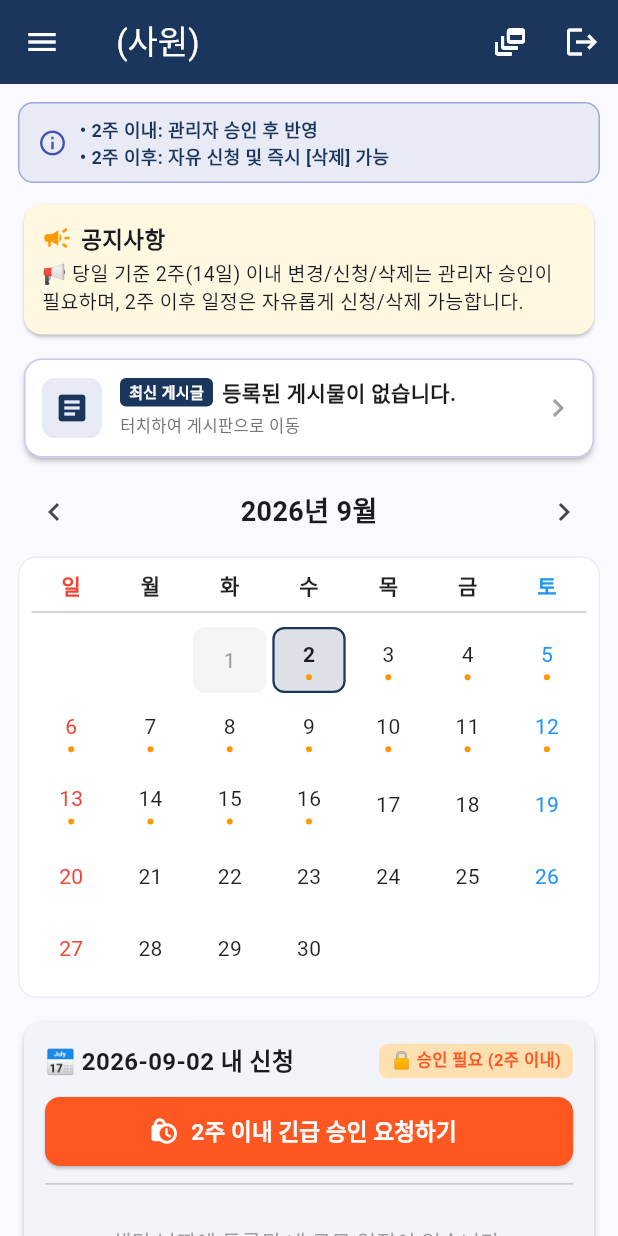
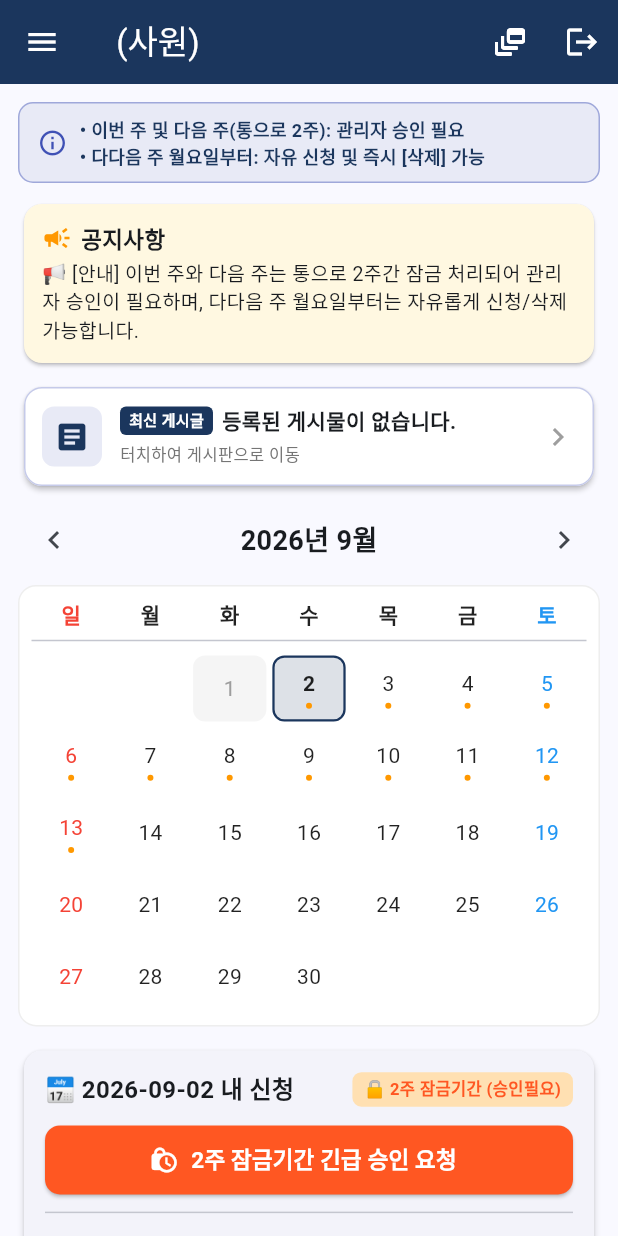
Before and after one commit to kimsoowan001-ai/work-schedule-app, a Flutter app: the MainScheduleScreen screen opened directly with empty values, on a phone screen of 412 x 824 dp. Run offline on Flutter 3.47's test engine with Material 3 defaults, Android fonts, the light colour scheme and no system bars; missing offline and left inert: dart:html; network calls fail.

Commit message:
통으로 2주(이번주+다음주) 잠금 정책 반영

```diff
--- a/lib/main.dart
+++ b/lib/main.dart
@@ -99,7 +99,7 @@ class _LoginScreenState extends State<LoginScreen> {
   @override
   void initState() {
     super.initState();
-    _adminCodeController.clear(); // 비밀코드 초기화
+    _adminCodeController.clear();
     try {
       final savedEmpId = html.window.localStorage['last_emp_id'] ?? '';
       final savedName = html.window.localStorage['last_name'] ?? '';
@@ -140,7 +140,7 @@ class _LoginScreenState extends State<LoginScreen> {
     } catch (_) {}
 
     final bool adminStatus = _isAdminMode;
-    _adminCodeController.clear(); // 로그인 직후 비밀번호 입력란 완전히 삭제
+    _adminCodeController.clear();
 
     Navigator.of(context).pushReplacement(
       MaterialPageRoute(
@@ -273,10 +273,9 @@ class MainScheduleScreen extends StatefulWidget {
 }
 
 class _MainScheduleScreenState extends State<MainScheduleScreen> {
-  String _notice = "📢 당일 기준 2주(14일) 이내 변경/신청/삭제는 관리자 승인이 필요하며, 2주 이후 일정은 자유롭게 신청/삭제 가능합니다.";
+  String _notice = "📢 [안내] 이번 주와 다음 주는 통으로 2주간 잠금 처리되어 관리자 승인이 필요하며, 다다음 주 월요일부터는 자유롭게 신청/삭제 가능합니다.";
   bool _notificationGranted = false;
 
-  // 게시물 목록 리스트 [{ id, title, content, author, time, images: [base64, ...] }]
   List<Map<String, dynamic>> _posts = [];
 
   DateTime _currentMonth = DateTime.now();
@@ -298,7 +297,6 @@ class _MainScheduleScreenState extends State<MainScheduleScreen> {
       final savedNotice = html.window.localStorage['ktng_notice'];
       if (savedNotice != null && savedNotice.isNotEmpty) _notice = savedNotice;
 
-      // 게시물 데이터 로드
       final savedPosts = html.window.localStorage['ktng_bulletin_posts'];
       if (savedPosts != null && savedPosts.isNotEmpty) {
         final decodedPosts = jsonDecode(savedPosts) as List;
@@ -388,12 +386,21 @@ class _MainScheduleScreenState extends State<MainScheduleScreen> {
     return target.isBefore(today);
   }
 
-  bool _isWithinTwoWeeks(DateTime date) {
+  /// [통으로 2주 잠금 로직]
+  /// 이번 주의 월요일부터 시작하여 다음 주의 일요일까지 (총 14일간) 통으로 승인 필요 기간으로 잠금 처리
+  bool _isWithinTwoWeeks(DateTime targetDate) {
     final now = DateTime.now();
     final today = DateTime(now.year, now.month, now.day);
-    final target = DateTime(date.year, date.month, date.day);
-    final diff = target.difference(today).inDays;
-    return diff >= 0 && diff <= 14;
+    final target = DateTime(targetDate.year, targetDate.month, targetDate.day);
+
+    // 이번 주의 월요일 구하기 (Dart weekday: 월=1 ~ 일=7)
+    final thisWeekMonday = today.subtract(Duration(days: today.weekday - 1));
+
+    // 다음 주의 일요일 자정 구하기 (월요일 + 13일)
+    final nextWeekSunday = thisWeekMonday.add(const Duration(days: 13));
+
+    // 오늘 이후이면서, 다음 주 일요일 이전 또는 당일까지는 '통으로 2주' 잠금
+    return !target.isBefore(today) && !target.isAfter(nextWeekSunday);
   }
 
   void _sendWebNotification(String title, String body) {
@@ -488,7 +495,7 @@ class _MainScheduleScreenState extends State<MainScheduleScreen> {
     return options;
   }
 
-  void _handleDeleteItem(String dateKey, Map<String, String> item, bool isWithin2Weeks) {
+  void _handleDeleteItem(String dateKey, Map<String, String> item, bool isLockedTwoWeeks) {
     if (widget.isAdmin) {
       setState(() {
         _globalScheduleMap[dateKey]?.remove(item);
@@ -498,23 +505,23 @@ class _MainScheduleScreenState extends State<MainScheduleScreen> {
       return;
     }
 
-    if (!isWithin2Weeks) {
+    if (!isLockedTwoWeeks) {
       setState(() {
         _globalScheduleMap[dateKey]?.remove(item);
       });
       saveAllData();
-      ScaffoldMessenger.of(context).showSnackBar(const SnackBar(content: Text('2주 이후 일정이 즉시 삭제되었습니다.')));
+      ScaffoldMessenger.of(context).showSnackBar(const SnackBar(content: Text('잠금기간 이후 일정이 즉시 삭제되었습니다.')));
     } else {
       final deleteReasonController = TextEditingController();
       showDialog(
         context: context,
         builder: (ctx) => AlertDialog(
-          title: const Text('🔒 2주 이내 일정 삭제 승인 요청'),
+          title: const Text('🔒 2주 잠금기간 일정 삭제 승인 요청'),
           content: Column(
             mainAxisSize: MainAxisSize.min,
             crossAxisAlignment: CrossAxisAlignment.start,
             children: [
-              const Text('당일 기준 2주 이내 일정의 취소/삭제는 관리자 승인이 필요합니다.', style: TextStyle(fontSize: 13, color: Colors.deepOrange)),
+              const Text('이번 주 및 다음 주(통으로 2주) 일정의 취소/삭제는 관리자 승인이 필요합니다.', style: TextStyle(fontSize: 13, color: Colors.deepOrange)),
               const SizedBox(height: 12),
               Text('삭제 대상: ${item['content']}', style: const TextStyle(fontWeight: FontWeight.bold, fontSize: 14)),
               const SizedBox(height: 14),
@@ -659,8 +666,8 @@ class _MainScheduleScreenState extends State<MainScheduleScreen> {
 
     final isWeekend = _selectedDate!.weekday == DateTime.saturday || _selectedDate!.weekday == DateTime.sunday;
     final dateKey = _formatDateKey(_selectedDate!);
-    final bool isWithin2Weeks = _isWithinTwoWeeks(_selectedDate!);
-    final bool requiresApproval = !widget.isAdmin && isWithin2Weeks;
+    final bool isLockedTwoWeeks = _isWithinTwoWeeks(_selectedDate!);
+    final bool requiresApproval = !widget.isAdmin && isLockedTwoWeeks;
 
     final approvalReasonController = TextEditingController();
 
@@ -688,7 +695,7 @@ class _MainScheduleScreenState extends State<MainScheduleScreen> {
                           SizedBox(width: 8),
                           Expanded(
                             child: Text(
-                              '🔒 당일 기준 2주 이내 날짜입니다.\n관리자의 승인이 완료된 후 최종 등록됩니다.',
+                              '🔒 이번 주 및 다음 주(통으로 2주) 기간입니다.\n관리자의 승인이 완료된 후 최종 등록됩니다.',
                               style: TextStyle(fontSize: 12, color: Colors.deepOrange, fontWeight: FontWeight.bold),
                             ),
                           ),
@@ -706,7 +713,7 @@ class _MainScheduleScreenState extends State<MainScheduleScreen> {
                           SizedBox(width: 8),
                           Expanded(
                             child: Text(
-                              '🔓 2주 이후 날짜는 승인 없이 즉시 등록 및 삭제가 가능합니다.',
+                              '🔓 다다음 주 이후 날짜는 승인 없이 즉시 등록 및 삭제가 가능합니다.',
                               style: TextStyle(fontSize: 12, color: Colors.green, fontWeight: FontWeight.bold),
                             ),
                           ),
@@ -734,7 +741,7 @@ class _MainScheduleScreenState extends State<MainScheduleScreen> {
                     TextField(
                       controller: approvalReasonController,
                       decoration: const InputDecoration(
-                        labelText: '2주 이내 긴급 사유 (필수)',
+                        labelText: '2주 잠금기간 신청 사유 (필수)',
                         hintText: '사유를 구체적으로 입력하세요',
                         border: OutlineInputBorder(),
                         prefixIcon: Icon(Icons.rate_review, color: Colors.deepOrange),
@@ -751,7 +758,7 @@ class _MainScheduleScreenState extends State<MainScheduleScreen> {
                 onPressed: () {
                   if (requiresApproval && approvalReasonController.text.trim().isEmpty) {
                     ScaffoldMessenger.of(context).showSnackBar(
-                      const SnackBar(content: Text('2주 이내 긴급 사유를 입력해주세요.')),
+                      const SnackBar(content: Text('긴급 신청 사유를 입력해주세요.')),
                     );
                     return;
                   }
@@ -778,7 +785,7 @@ class _MainScheduleScreenState extends State<MainScheduleScreen> {
                     });
                     saveAllData();
 
-                    _sendWebNotification("⚡ [승인 요청] 2주 이내 주말 근무", "${widget.userName}님이 $dateKey 주말 설정을 승인 요청했습니다.");
+                    _sendWebNotification("⚡ [승인 요청] 2주 잠금기간 주말 근무", "${widget.userName}님이 $dateKey 주말 설정을 승인 요청했습니다.");
 
                     Navigator.pop(ctx);
                     ScaffoldMessenger.of(context).showSnackBar(
@@ -835,7 +842,7 @@ class _MainScheduleScreenState extends State<MainScheduleScreen> {
                           SizedBox(width: 8),
                           Expanded(
                             child: Text(
-                              '🔒 당일 기준 2주 이내 날짜입니다.\n관리자의 승인이 완료된 후 최종 등록됩니다.',
+                              '🔒 이번 주 및 다음 주(통으로 2주) 기간입니다.\n관리자의 승인이 완료된 후 최종 등록됩니다.',
                               style: TextStyle(fontSize: 12, color: Colors.deepOrange, fontWeight: FontWeight.bold),
                             ),
                           ),
@@ -853,7 +860,7 @@ class _MainScheduleScreenState extends State<MainScheduleScreen> {
                           SizedBox(width: 8),
                           Expanded(
                             child: Text(
-                              '🔓 2주 이후 날짜는 승인 없이 즉시 등록 및 삭제가 가능합니다.',
+                              '🔓 다다음 주 이후 날짜는 승인 없이 즉시 등록 및 삭제가 가능합니다.',
                               style: TextStyle(fontSize: 12, color: Colors.green, fontWeight: FontWeight.bold),
                             ),
                           ),
@@ -912,7 +919,7 @@ class _MainScheduleScreenState extends State<MainScheduleScreen> {
                     TextField(
                       controller: approvalReasonController,
                       decoration: const InputDecoration(
-                        labelText: '2주 이내 긴급 신청 사유 (필수)',
+                        labelText: '2주 잠금기간 신청 사유 (필수)',
                         hintText: '사유를 작성해주세요',
                         border: OutlineInputBorder(),
                         prefixIcon: Icon(Icons.rate_review, color: Colors.deepOrange),
@@ -932,7 +939,7 @@ class _MainScheduleScreenState extends State<MainScheduleScreen> {
                     return;
                   }
                   if (requiresApproval && approvalReasonController.text.trim().isEmpty) {
-                    ScaffoldMessenger.of(context).showSnackBar(const SnackBar(content: Text('2주 이내 긴급 사유를 입력해주세요.')));
+                    ScaffoldMessenger.of(context).showSnackBar(const SnackBar(content: Text('신청 사유를 입력해주세요.')));
                     return;
                   }
 
@@ -968,7 +975,7 @@ class _MainScheduleScreenState extends State<MainScheduleScreen> {
                     });
                     saveAllData();
 
-                    _sendWebNotification("⚡ [승인 요청] 2주 이내 휴가/근무", "${widget.userName}님이 $dateKey '$details' 건에 대한 승인을 요청했습니다.");
+                    _sendWebNotification("⚡ [승인 요청] 2주 잠금기간 휴가/근무", "${widget.userName}님이 $dateKey '$details' 건에 대한 승인을 요청했습니다.");
 
                     Navigator.pop(ctx);
                     ScaffoldMessenger.of(context).showSnackBar(
@@ -1040,7 +1047,7 @@ class _MainScheduleScreenState extends State<MainScheduleScreen> {
     required IconData icon,
     required List<Map<String, String>> items,
     required String selectedKey,
-    required bool isWithin2Weeks,
+    required bool isLockedTwoWeeks,
   }) {
     if (items.isEmpty) return const SizedBox.shrink();
 
@@ -1122,8 +1129,8 @@ class _MainScheduleScreenState extends State<MainScheduleScreen> {
                 ),
                 trailing: IconButton(
                   icon: const Icon(Icons.delete_outline, color: Colors.redAccent, size: 20),
-                  tooltip: widget.isAdmin ? '관리자 삭제' : (isWithin2Weeks ? '삭제 승인 요청' : '즉시 삭제'),
-                  onPressed: () => _handleDeleteItem(selectedKey, item, isWithin2Weeks),
+                  tooltip: widget.isAdmin ? '관리자 삭제' : (isLockedTwoWeeks ? '삭제 승인 요청' : '즉시 삭제'),
+                  onPressed: () => _handleDeleteItem(selectedKey, item, isLockedTwoWeeks),
                 ),
               );
             },
@@ -1147,7 +1154,7 @@ class _MainScheduleScreenState extends State<MainScheduleScreen> {
         .toList();
 
     final bool isPast = _selectedDate != null ? _isPastDate(_selectedDate!) : false;
-    final bool isWithin2Weeks = _selectedDate != null && _isWithinTwoWeeks(_selectedDate!);
+    final bool isLockedTwoWeeks = _selectedDate != null && _isWithinTwoWeeks(_selectedDate!);
 
     final annualLeaveList = displayList.where((i) => i['type'] == '연차').toList();
     final healthTrainList = displayList.where((i) => i['type'] == '체력단련').toList();
@@ -1161,7 +1168,6 @@ class _MainScheduleScreenState extends State<MainScheduleScreen> {
         i['type'] != '건강검진' &&
         i['type'] != '주말설정').toList();
 
-    // 최신 게시물 1개 가져오기
     final latestPost = _posts.isNotEmpty ? _posts.first : null;
 
     return Scaffold(
@@ -1320,7 +1326,7 @@ class _MainScheduleScreenState extends State<MainScheduleScreen> {
                   SizedBox(width: 8),
                   Expanded(
                     child: Text(
-                      '• 2주 이내: 관리자 승인 후 반영\n• 2주 이후: 자유 신청 및 즉시 [삭제] 가능',
+                      '• 이번 주 및 다음 주(통으로 2주): 관리자 승인 필요\n• 다다음 주 월요일부터: 자유 신청 및 즉시 [삭제] 가능',
                       style: TextStyle(fontSize: 12, fontWeight: FontWeight.bold, color: Color(0xFF1B365D)),
                     ),
                   ),
@@ -1328,7 +1334,6 @@ class _MainScheduleScreenState extends State<MainScheduleScreen> {
               ),
             ),
 
-            // 1. 공지사항 카드
             Card(
               color: Colors.amber.shade50,
               elevation: 1,
@@ -1367,7 +1372,6 @@ class _MainScheduleScreenState extends State<MainScheduleScreen> {
 
             const SizedBox(height: 8),
 
-            // 2. 공지사항 바로 밑: 최신 게시물 카드 (신설)
             Card(
               color: Colors.white,
               elevation: 1.5,
@@ -1475,17 +1479,17 @@ class _MainScheduleScreenState extends State<MainScheduleScreen> {
                             decoration: BoxDecoration(color: Colors.grey.shade200, borderRadius: BorderRadius.circular(6)),
                             child: const Text('지난 날짜', style: TextStyle(fontSize: 11, color: Colors.black54)),
                           )
-                        else if (isWithin2Weeks && !widget.isAdmin)
+                        else if (isLockedTwoWeeks && !widget.isAdmin)
                           Container(
                             padding: const EdgeInsets.symmetric(horizontal: 8, vertical: 3),
                             decoration: BoxDecoration(color: Colors.orange.shade100, borderRadius: BorderRadius.circular(6)),
-                            child: const Text('🔒 승인 필요 (2주 이내)', style: TextStyle(fontSize: 11, color: Colors.deepOrange, fontWeight: FontWeight.bold)),
+                            child: const Text('🔒 2주 잠금기간 (승인필요)', style: TextStyle(fontSize: 11, color: Colors.deepOrange, fontWeight: FontWeight.bold)),
                           )
-                        else if (!isWithin2Weeks && !widget.isAdmin)
+                        else if (!isLockedTwoWeeks && !widget.isAdmin)
                           Container(
                             padding: const EdgeInsets.symmetric(horizontal: 8, vertical: 3),
                             decoration: BoxDecoration(color: Colors.green.shade100, borderRadius: BorderRadius.circular(6)),
-                            child: Text('🔓 자유 신청 (2주 이후)', style: TextStyle(fontSize: 11, color: Colors.green.shade800, fontWeight: FontWeight.bold)),
+                            child: Text('🔓 자유 신청/삭제 가능', style: TextStyle(fontSize: 11, color: Colors.green.shade800, fontWeight: FontWeight.bold)),
                           ),
                       ],
                     ),
@@ -1495,15 +1499,15 @@ class _MainScheduleScreenState extends State<MainScheduleScreen> {
                       height: 46,
                       child: ElevatedButton.icon(
                         onPressed: isPast ? _showPastWorkRecordDialog : _showAddWorkDialog,
-                        icon: Icon(isPast ? Icons.edit_calendar : (isWithin2Weeks && !widget.isAdmin ? Icons.lock_clock : Icons.add_task), size: 20),
+                        icon: Icon(isPast ? Icons.edit_calendar : (isLockedTwoWeeks && !widget.isAdmin ? Icons.lock_clock : Icons.add_task), size: 20),
                         label: Text(
-                          isPast ? '지난 근무 기록' : (isWithin2Weeks && !widget.isAdmin ? '2주 이내 긴급 승인 요청하기' : '근무 / 휴가 신청하기'),
+                          isPast ? '지난 근무 기록' : (isLockedTwoWeeks && !widget.isAdmin ? '2주 잠금기간 긴급 승인 요청' : '근무 / 휴가 신청하기'),
                           style: const TextStyle(fontSize: 15, fontWeight: FontWeight.bold),
                         ),
                         style: ElevatedButton.styleFrom(
                           backgroundColor: isPast
                               ? Colors.blueGrey
-                              : (isWithin2Weeks && !widget.isAdmin ? Colors.deepOrange : (widget.isAdmin ? Colors.indigo : const Color(0xFF1B365D))),
+                              : (isLockedTwoWeeks && !widget.isAdmin ? Colors.deepOrange : (widget.isAdmin ? Colors.indigo : const Color(0xFF1B365D))),
                           foregroundColor: Colors.white,
                           shape: RoundedRectangleBorder(borderRadius: BorderRadius.circular(10)),
                         ),
@@ -1553,7 +1557,7 @@ class _MainScheduleScreenState extends State<MainScheduleScreen> {
                         icon: Icons.beach_access,
                         items: annualLeaveList,
                         selectedKey: selectedKey,
-                        isWithin2Weeks: isWithin2Weeks,
+                        isLockedTwoWeeks: isLockedTwoWeeks,
                       ),
                       _buildGroupSection(
                         title: '❤️ 가족사랑의 날',
@@ -1561,7 +1565,7 @@ class _MainScheduleScreenState extends State<MainScheduleScreen> {
                         icon: Icons.family_restroom,
                         items: familyLoveList,
                         selectedKey: selectedKey,
-                        isWithin2Weeks: isWithin2Weeks,
+                        isLockedTwoWeeks: isLockedTwoWeeks,
                       ),
                       _buildGroupSection(
                         title: '💪 체력단련 휴가',
@@ -1569,7 +1573,7 @@ class _MainScheduleScreenState extends State<MainScheduleScreen> {
                         icon: Icons.fitness_center,
                         items: healthTrainList,
                         selectedKey: selectedKey,
-                        isWithin2Weeks: isWithin2Weeks,
+                        isLockedTwoWeeks: isLockedTwoWeeks,
                       ),
                       _buildGroupSection(
                         title: '🩺 건강검진',
@@ -1577,7 +1581,7 @@ class _MainScheduleScreenState extends State<MainScheduleScreen> {
                         icon: Icons.medical_services,
                         items: checkupList,
                         selectedKey: selectedKey,
-                        isWithin2Weeks: isWithin2Weeks,
+                        isLockedTwoWeeks: isLockedTwoWeeks,
                       ),
                       _buildGroupSection(
                         title: '🗓️ 주말 근무/휴무 설정',
@@ -1585,7 +1589,7 @@ class _MainScheduleScreenState extends State<MainScheduleScreen> {
                         icon: Icons.weekend,
                         items: weekendList,
                         selectedKey: selectedKey,
-                        isWithin2Weeks: isWithin2Weeks,
+                        isLockedTwoWeeks: isLockedTwoWeeks,
                       ),
                       _buildGroupSection(
                         title: '📝 기타 사유 및 근무 기록',
@@ -1593,7 +1597,7 @@ class _MainScheduleScreenState extends State<MainScheduleScreen> {
                         icon: Icons.history_edu,
                         items: othersAndActualList,
                         selectedKey: selectedKey,
-                        isWithin2Weeks: isWithin2Weeks,
+                        isLockedTwoWeeks: isLockedTwoWeeks,
                       ),
                     ] else
                       ListView.builder(
@@ -1627,8 +1631,8 @@ class _MainScheduleScreenState extends State<MainScheduleScreen> {
                               subtitle: Text('구분: ${item['type']}', style: TextStyle(fontSize: 12, color: Colors.grey.shade700)),
                               trailing: IconButton(
                                 icon: const Icon(Icons.delete_outline, color: Colors.redAccent),
-                                tooltip: widget.isAdmin ? '관리자 삭제' : (isWithin2Weeks ? '삭제 승인 요청' : '즉시 삭제'),
-                                onPressed: () => _handleDeleteItem(selectedKey, item, isWithin2Weeks),
+                                tooltip: widget.isAdmin ? '관리자 삭제' : (isLockedTwoWeeks ? '삭제 승인 요청' : '즉시 삭제'),
+                                onPressed: () => _handleDeleteItem(selectedKey, item, isLockedTwoWeeks),
                               ),
                             ),
                           );
@@ -1709,7 +1713,7 @@ class _MainScheduleScreenState extends State<MainScheduleScreen> {
               final hasData = filteredList.isNotEmpty;
               final hasPending = pendingList.isNotEmpty;
               final isPast = _isPastDate(cellDate);
-              final isWithin2Weeks = _isWithinTwoWeeks(cellDate);
+              final isLockedTwoWeeks = _isWithinTwoWeeks(cellDate);
 
               return InkWell(
                 onTap: () => setState(() => _selectedDate = cellDate),
@@ -1763,7 +1767,7 @@ class _MainScheduleScreenState extends State<MainScheduleScreen> {
                             style: const TextStyle(fontSize: 9, color: Colors.white, fontWeight: FontWeight.bold),
                           ),
                         )
-                      else if (isWithin2Weeks && !isPast)
+                      else if (isLockedTwoWeeks && !isPast)
                         Container(
                           margin: const EdgeInsets.only(top: 3),
                           width: 4,
@@ -1785,7 +1789,7 @@ class _MainScheduleScreenState extends State<MainScheduleScreen> {
   }
 }
 
-// 4. [관리자 전용] 월별 휴가자 타임라인 리스트 화면 (신설)
+// 4. [관리자 전용] 월별 휴가자 타임라인 리스트 화면
 class MonthlyVacationListScreen extends StatefulWidget {
   final Map<String, List<Map<String, String>>> scheduleMap;
 
@@ -1812,13 +1816,11 @@ class _MonthlyVacationListScreenState extends State<MonthlyVacationListScreen> {
     final daysInMonth = DateTime(_selectedYear, _selectedMonth + 1, 0).day;
     int totalVacationCount = 0;
 
-    // 해당 월의 1일부터 말일까지 날짜별 휴가자 모음
     List<Map<String, dynamic>> monthlyTimeline = [];
     for (int day = 1; day <= daysInMonth; day++) {
       final dateKey = "$_selectedYear-${_selectedMonth.toString().padLeft(2, '0')}-${day.toString().padLeft(2, '0')}";
       final rawList = widget.scheduleMap[dateKey] ?? [];
 
-      // 휴가 관련 항목만 필터링 (연차, 가족사랑, 체력단련, 건강검진, 기타)
       final vacationItems = rawList.where((item) {
         final type = item['type'] ?? '';
         return type != '(실제기록)';
@@ -1846,7 +1848,6 @@ class _MonthlyVacationListScreenState extends State<MonthlyVacationListScreen> {
       ),
       body: Column(
         children: [
-          // 연도 / 월 선택 바
           Container(
             padding: const EdgeInsets.symmetric(horizontal: 16, vertical: 12),
             color: Colors.teal.shade50,
@@ -1883,7 +1884,6 @@ class _MonthlyVacationListScreenState extends State<MonthlyVacationListScreen> {
             ),
           ),
           const Divider(height: 1),
-          // 1일부터 말일까지 타임라인 리스트
           Expanded(
             child: monthlyTimeline.isEmpty
                 ? Center(
@@ -1901,7 +1901,6 @@ class _MonthlyVacationListScreenState extends State<MonthlyVacationListScreen> {
                     itemCount: monthlyTimeline.length,
                     itemBuilder: (ctx, idx) {
                       final dayData = monthlyTimeline[idx];
-                      final int day = dayData['day'];
                       final String weekday = dayData['weekday'];
                       final bool isWeekend = dayData['isWeekend'];
                       final List<Map<String, String>> items = dayData['items'];
@@ -1913,7 +1912,6 @@ class _MonthlyVacationListScreenState extends State<MonthlyVacationListScreen> {
                         child: Column(
                           crossAxisAlignment: CrossAxisAlignment.stretch,
                           children: [
-                            // 날짜 배너
                             Container(
                               padding: const EdgeInsets.symmetric(horizontal: 14, vertical: 8),
                               decoration: BoxDecoration(
@@ -1935,7 +1933,6 @@ class _MonthlyVacationListScreenState extends State<MonthlyVacationListScreen> {
                                 ],
                               ),
                             ),
-                            // 해당 날짜 휴가자 목록
                             ListView.separated(
                               shrinkWrap: true,
                               physics: const NeverScrollableScrollPhysics(),
@@ -1990,7 +1987,7 @@ class _MonthlyVacationListScreenState extends State<MonthlyVacationListScreen> {
   }
 }
 
-// 5. [게시판 / 공지 & 근무표 사진 게시물 관리] (사진 다중 첨부 & 본문 작성)
+// 5. 게시판 & 근무표
 class BulletinBoardScreen extends StatefulWidget {
   final bool isAdmin;
   final String userName;
@@ -2056,7 +2053,6 @@ class _BulletinBoardScreenState extends State<BulletinBoardScreen> {
                     ),
                   ),
                   const SizedBox(height: 14),
-                  // 사진 첨부 버튼
                   OutlinedButton.icon(
                     onPressed: () {
                       final uploadInput = html.FileUploadInputElement()
@@ -2086,7 +2082,6 @@ class _BulletinBoardScreenState extends State<BulletinBoardScreen> {
                     label: Text('사진 첨부하기 (현재 ${selectedImages.length}장)'),
                   ),
                   const SizedBox(height: 10),
-                  // 첨부된 사진 미리보기 썸네일
                   if (selectedImages.isNotEmpty)
                     SizedBox(
                       height: 80,
@@ -2301,7 +2296,6 @@ class _BulletinBoardScreenState extends State<BulletinBoardScreen> {
                               overflow: TextOverflow.ellipsis,
                             ),
                           const SizedBox(height: 10),
-                          // 첨부된 사진 미리보기 썸네일들
                           if (images.isNotEmpty)
                             Padding(
                               padding: const EdgeInsets.only(bottom: 10),
@@ -2348,7 +2342,7 @@ class _BulletinBoardScreenState extends State<BulletinBoardScreen> {
   }
 }
 
-// 6. 게시물 상세 열람 화면 (사진 슬라이드 및 줌 지원)
+// 6. 게시물 상세 열람 화면
 class PostDetailScreen extends StatelessWidget {
   final Map<String, dynamic> post;
   final bool isAdmin;
@@ -2515,7 +2509,7 @@ class _AdminApprovalScreenState extends State<AdminApprovalScreen> {
   Widget build(BuildContext context) {
     return Scaffold(
       appBar: AppBar(
-        title: Text('📌 2주 이내 긴급 신청/삭제 결재함 (${widget.approvalRequests.length}건)'),
+        title: Text('📌 2주 잠금기간 긴급 신청/삭제 결재함 (${widget.approvalRequests.length}건)'),
         backgroundColor: Colors.deepOrange,
         foregroundColor: Colors.white,
       ),
```
Also changed, not shown: 2 other files.
